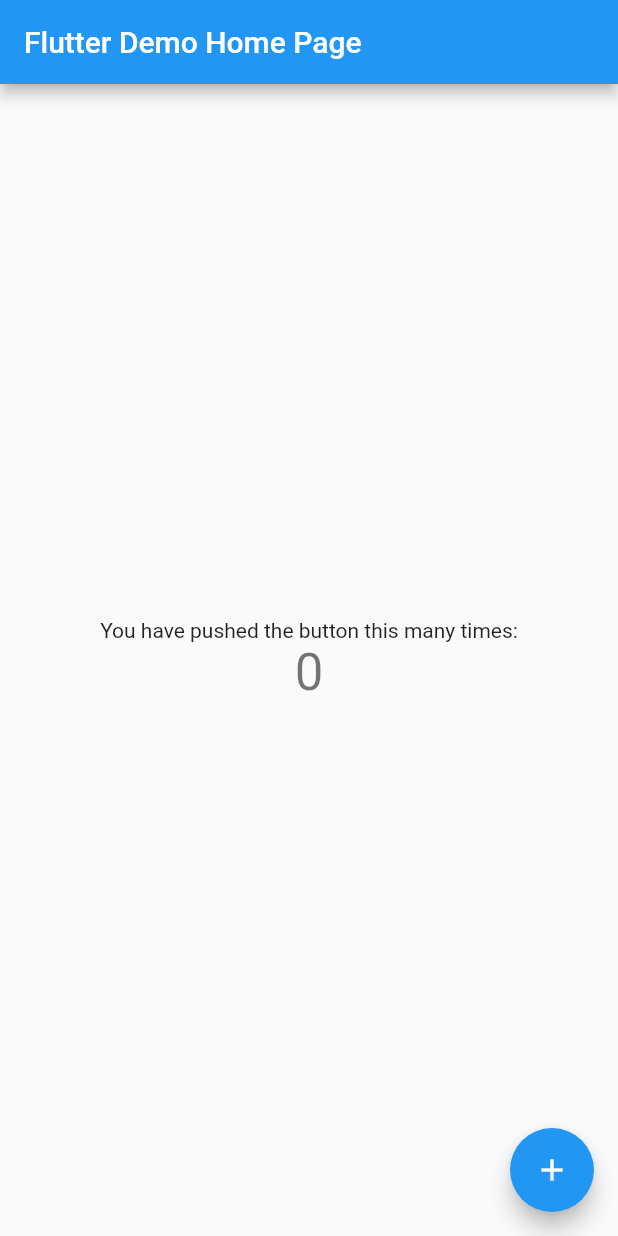
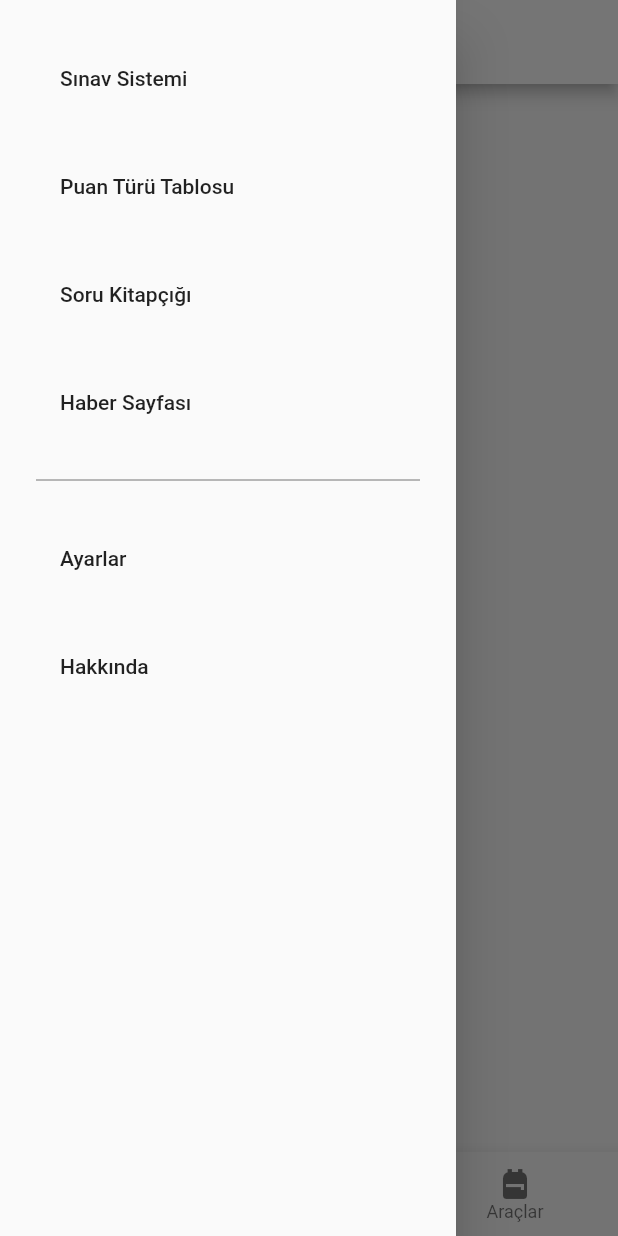
Before and after one commit to Mehm-Guldas/dusbuddy, a Flutter app: the screen it shows after launch, with the side drawer open (before the commit the screen has no drawer), on a phone screen of 412 x 824 dp. Run offline on Flutter 3.47's test engine with Material 2 defaults, Android fonts, the phone set to English and light mode, and no system bars.

Commit message:
+ Home Page + Sidebar Menu + Bottom Navbar

```diff
--- a/lib/main.dart
+++ b/lib/main.dart
@@ -1,115 +1,116 @@
 import 'package:flutter/material.dart';
 
-void main() {
-  runApp(const MyApp());
-}
+void main() => runApp(MaterialApp(
+  home: Home(),
+));
 
-class MyApp extends StatelessWidget {
-  const MyApp({super.key});
 
-  // This widget is the root of your application.
+
+// Body <<<<<<<<<<<<<<<<<<<<<<<<<<<<<<<<<<<<<<<<<<<<<<<<<<<<<<<<<
+class Home extends StatelessWidget {
+  const Home({Key? key}) : super(key: key);
+
   @override
   Widget build(BuildContext context) {
-    return MaterialApp(
-      title: 'Hello',
-      theme: ThemeData(
-        // This is the theme of your application.
-        //
-        // Try running your application with "flutter run". You'll see the
-        // application has a blue toolbar. Then, without quitting the app, try
-        // changing the primarySwatch below to Colors.green and then invoke
-        // "hot reload" (press "r" in the console where you ran "flutter run",
-        // or simply save your changes to "hot reload" in a Flutter IDE).
-        // Notice that the counter didn't reset back to zero; the application
-        // is not restarted.
-        primarySwatch: Colors.blue,
+    return Scaffold(
+      appBar: AppBar(
+        iconTheme: IconThemeData(color: Colors.black54),
+        title: const Text('DUS Buddy',
+          style: TextStyle(
+            color: Colors.black54,
+            fontWeight: FontWeight.bold,
+            fontSize: 20,
           ),
-      home: const MyHomePage(title: 'Flutter Demo Home Page'),
+        ),
+        centerTitle: true,
+        backgroundColor: Colors.white,
+
+      ),
+      drawer: const NavigationDrawer(),// Sidebar
+      bottomNavigationBar: BottomNavigationBar(
+        selectedFontSize: 12,
+        items: [
+          BottomNavigationBarItem(
+            icon: Icon(Icons.timer),
+            label: 'Takvim',
+            backgroundColor: Colors.white70,
+
+          ),
+          BottomNavigationBarItem(
+              icon: Icon(Icons.person),
+              label: 'Kişisel',
+              backgroundColor: Colors.white70
+          ),
+          BottomNavigationBarItem(
+              icon: Icon(Icons.backpack),
+              label: 'Araçlar',
+              backgroundColor: Colors.white70
+          ),
+
+
+        ]
+      ),
+      body: const Center(
+        child: Text('Home Page'),
+      ),
+
     );
   }
 }
 
-class MyHomePage extends StatefulWidget {
-  const MyHomePage({super.key, required this.title});
-
-  // This widget is the home page of your application. It is stateful, meaning
-  // that it has a State object (defined below) that contains fields that affect
-  // how it looks.
-
-  // This class is the configuration for the state. It holds the values (in this
-  // case the title) provided by the parent (in this case the App widget) and
-  // used by the build method of the State. Fields in a Widget subclass are
-  // always marked "final".
-
-  final String title;
+// Drawer Sidebar Menu <<<<<<<<<<<<<<<<<<<<<<<<<<<<<<<<<<<<<<
+class NavigationDrawer extends StatelessWidget {
+  const NavigationDrawer({Key? key}) : super(key: key);
 
   @override
-  State<MyHomePage> createState() => _MyHomePageState();
-}
+  Widget build(BuildContext context) => Drawer(
+    child: SingleChildScrollView(
+      child: Column(
+        crossAxisAlignment: CrossAxisAlignment.stretch,
+        children: <Widget>[
+          buildHeader(context),
+          buildMenuItems(context)
+        ],
+      ),
+    ),
+  );
 
-class _MyHomePageState extends State<MyHomePage> {
-  int _counter = 0;
+  Widget buildHeader(BuildContext context) => Container(
 
-  void _incrementCounter() {
-    setState(() {
-      // This call to setState tells the Flutter framework that something has
-      // changed in this State, which causes it to rerun the build method below
-      // so that the display can reflect the updated values. If we changed
-      // _counter without calling setState(), then the build method would not be
-      // called again, and so nothing would appear to happen.
-      _counter++;
-    });
-  }
+  );
 
-  @override
-  Widget build(BuildContext context) {
-    // This method is rerun every time setState is called, for instance as done
-    // by the _incrementCounter method above.
-    //
-    // The Flutter framework has been optimized to make rerunning build methods
-    // fast, so that you can just rebuild anything that needs updating rather
-    // than having to individually change instances of widgets.
-    return Scaffold(
-      appBar: AppBar(
-        // Here we take the value from the MyHomePage object that was created by
-        // the App.build method, and use it to set our appbar title.
-        title: Text(widget.title),
+  Widget buildMenuItems(BuildContext context) => Container(
+    padding: const EdgeInsets.all(24),
+    child: Wrap(
+      runSpacing: 16,
+      children: [
+        ListTile(
+          title: const Text('Sınav Sistemi'),
+          onTap: (){},
         ),
-      body: Center(
-        // Center is a layout widget. It takes a single child and positions it
-        // in the middle of the parent.
-        child: Column(
-          // Column is also a layout widget. It takes a list of children and
-          // arranges them vertically. By default, it sizes itself to fit its
-          // children horizontally, and tries to be as tall as its parent.
-          //
-          // Invoke "debug painting" (press "p" in the console, choose the
-          // "Toggle Debug Paint" action from the Flutter Inspector in Android
-          // Studio, or the "Toggle Debug Paint" command in Visual Studio Code)
-          // to see the wireframe for each widget.
-          //
-          // Column has various properties to control how it sizes itself and
-          // how it positions its children. Here we use mainAxisAlignment to
-          // center the children vertically; the main axis here is the vertical
-          // axis because Columns are vertical (the cross axis would be
-          // horizontal).
-          mainAxisAlignment: MainAxisAlignment.center,
-          children: <Widget>[
-            const Text(
-              'You have pushed the button this many times:',
+        ListTile(
+          title: const Text('Puan Türü Tablosu'),
+          onTap: (){},
         ),
-            Text(
-              '$_counter',
-              style: Theme.of(context).textTheme.headline4,
+        ListTile(
+          title: const Text('Soru Kitapçığı'),
+          onTap: (){},
+        ),
+        ListTile(
+          title: const Text('Haber Sayfası'),
+          onTap: (){},
+        ),
+        const Divider(color: Colors.black54),
+        ListTile(
+          title: const Text('Ayarlar'),
+          onTap: (){},
+        ),
+        ListTile(
+          title: const Text('Hakkında'),
+          onTap: (){},
         ),
       ],
     ),
-      ),
-      floatingActionButton: FloatingActionButton(
-        onPressed: _incrementCounter,
-        tooltip: 'Increment',
-        child: const Icon(Icons.add),
-      ), // This trailing comma makes auto-formatting nicer for build methods.
+
   );
 }
-}
```
Also changed, not shown: 1 other file. Lines whose indentation alone changed are shown as unchanged.
